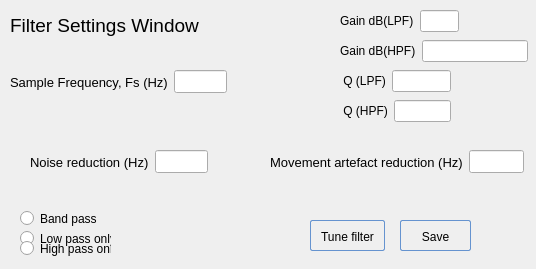
viniltc/POML060, file POML060_v1/filtersettings.ui: the form before one commit.
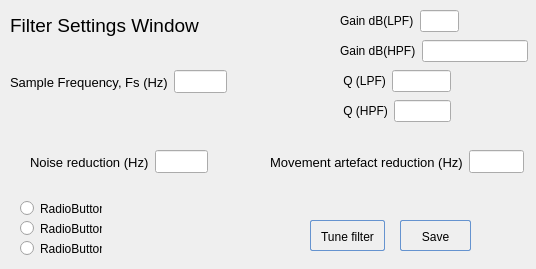
The form after the commit.

Commit message: Window close button prompt in different windows

Patch:
```diff
--- a/POML060_v1/filtersettings.ui
+++ b/POML060_v1/filtersettings.ui
@@ -154,19 +154,6 @@
     </item>
    </layout>
   </widget>
-  <widget class="QRadioButton" name="radioButton_lp">
-   <property name="geometry">
-    <rect>
-     <x>20</x>
-     <y>230</y>
-     <width>91</width>
-     <height>17</height>
-    </rect>
-   </property>
-   <property name="text">
-    <string>Low pass only</string>
-   </property>
-  </widget>
   <widget class="QWidget" name="layoutWidget_4">
    <property name="geometry">
     <rect>
@@ -222,19 +209,6 @@
     </item>
    </layout>
   </widget>
-  <widget class="QRadioButton" name="radioButton_hp">
-   <property name="geometry">
-    <rect>
-     <x>20</x>
-     <y>240</y>
-     <width>91</width>
-     <height>17</height>
-    </rect>
-   </property>
-   <property name="text">
-    <string>High pass only</string>
-   </property>
-  </widget>
   <widget class="QWidget" name="layoutWidget_3">
    <property name="geometry">
     <rect>
@@ -334,19 +308,6 @@
     </item>
    </layout>
   </widget>
-  <widget class="QRadioButton" name="radioButton_bp">
-   <property name="geometry">
-    <rect>
-     <x>20</x>
-     <y>210</y>
-     <width>91</width>
-     <height>17</height>
-    </rect>
-   </property>
-   <property name="text">
-    <string>Band pass</string>
-   </property>
-  </widget>
   <widget class="QLabel" name="label_5">
    <property name="geometry">
     <rect>
@@ -365,6 +326,45 @@
     <string>Filter Settings Window</string>
    </property>
   </widget>
+  <widget class="QRadioButton" name="radioButton_hp">
+   <property name="geometry">
+    <rect>
+     <x>20</x>
+     <y>200</y>
+     <width>82</width>
+     <height>17</height>
+    </rect>
+   </property>
+   <property name="text">
+    <string>RadioButton</string>
+   </property>
+  </widget>
+  <widget class="QRadioButton" name="radioButton_lp">
+   <property name="geometry">
+    <rect>
+     <x>20</x>
+     <y>220</y>
+     <width>82</width>
+     <height>17</height>
+    </rect>
+   </property>
+   <property name="text">
+    <string>RadioButton</string>
+   </property>
+  </widget>
+  <widget class="QRadioButton" name="radioButton_bp">
+   <property name="geometry">
+    <rect>
+     <x>20</x>
+     <y>240</y>
+     <width>82</width>
+     <height>17</height>
+    </rect>
+   </property>
+   <property name="text">
+    <string>RadioButton</string>
+   </property>
+  </widget>
  </widget>
  <resources/>
  <connections/>
```
The commit also changes 18 other files.
